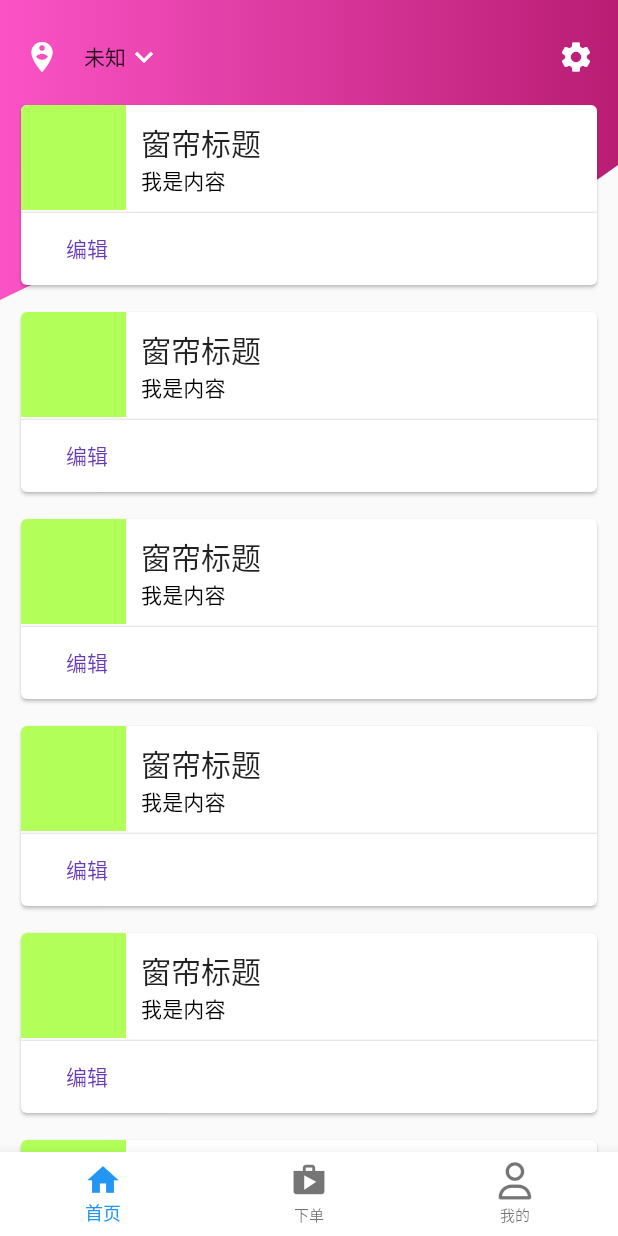
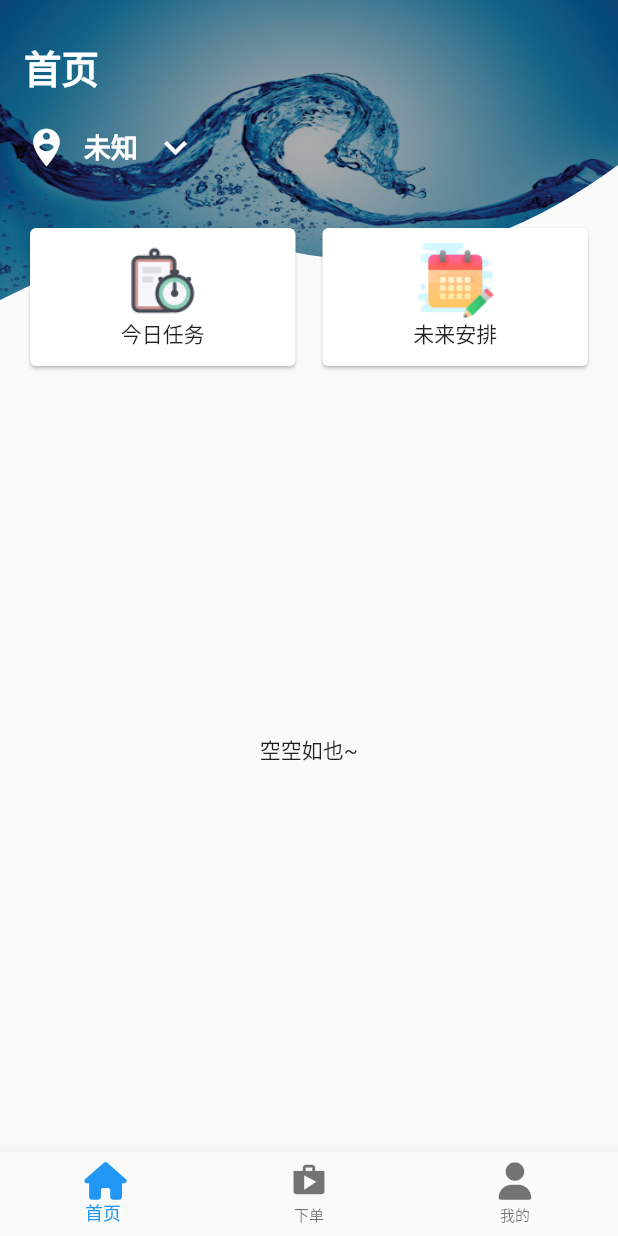
Before and after one commit to ming2d941/clean-chuanglian, a Flutter app: the screen it shows after launch, on a phone screen of 412 x 824 dp. Run offline on Flutter 3.47's test engine with Material 2 defaults, Android fonts, the phone set to English and light mode, and no system bars; drawn by our look-alikes of expandable; our stand-ins replace flutter_icons, flutter_rating_bar, fluttertoast, screenshot, shared_preferences, sqflite; missing offline and left inert: appspector, esys_flutter_share, flutter_signature_view; accounts and stored records are empty; statements that could not run were skipped.

Commit message:
[Feature]完善首页细节；

```diff
--- a/lib/config/ui_style.dart
+++ b/lib/config/ui_style.dart
@@ -2,6 +2,33 @@
 import 'package:flutter/material.dart';
 
 class AppTextStyle {
+
+  static const main_menu = const TextStyle(
+    fontWeight: FontWeight.bold,
+    fontStyle: FontStyle.normal,
+    fontSize: 25.0,
+    color: Colors.white,
+  );
+
+  static const dropdown_menu = const TextStyle(
+    fontWeight: FontWeight.bold,
+    fontStyle: FontStyle.normal,
+    fontSize: 18.0,
+    color: Colors.white,
+  );
+
+  static const home_product_title = const TextStyle(
+    fontStyle: FontStyle.normal,
+    fontSize: 20.0,
+    color: Colors.black,
+  );
+
+  static const home_product_sub_title = const TextStyle(
+    fontStyle: FontStyle.normal,
+    fontSize: 15.0,
+    color: Colors.grey,
+  );
+
   static const text_common_black= const TextStyle(
     fontStyle: FontStyle.normal,
     fontSize: 13.0,
--- a/lib/main.dart
+++ b/lib/main.dart
@@ -3,6 +3,7 @@ import 'package:clean_service/page/splash_page.dart';
 import 'package:clean_service/viewmodel/main_srceen_model.dart';
 import 'package:flutter/material.dart';
 import 'package:flutter/cupertino.dart';
+import 'package:flutter/services.dart';
 import 'package:flutter_icons/flutter_icons.dart';
 import 'package:provider/provider.dart';
 import 'package:flutter_test/flutter_test.dart';
@@ -43,7 +44,7 @@ class MainScreen extends StatelessWidget {
       return SafeArea(
         child: Scaffold(
           bottomNavigationBar: BottomNavigationBar(
-            backgroundColor: Colors.white,
+            backgroundColor: Colors.grey[90],
             iconSize: 25,
             selectedFontSize: 12,
             unselectedFontSize: 10,
@@ -54,17 +55,15 @@ class MainScreen extends StatelessWidget {
             type: BottomNavigationBarType.fixed,
             items: <BottomNavigationBarItem>[
               BottomNavigationBarItem(
-                icon: Icon(Icons.home),
+                icon: Icon(FontAwesome.home),
                 title: Text('首页'),
               ),
               BottomNavigationBarItem(
                 icon: Icon(Icons.shop),
-//            activeIcon: Icon(Icons.shopp),
                 title: Text('下单'),
               ),
               BottomNavigationBarItem(
-                icon: Icon(FontAwesome.user_o),
-                activeIcon: Icon(FontAwesome.user),
+                icon: Icon(FontAwesome.user),
                 title: Text('我的'),
               ),
             ],
--- a/lib/page/home_page.dart
+++ b/lib/page/home_page.dart
@@ -1,4 +1,6 @@
 import 'package:clean_service/common/database_provider.dart';
+import 'package:clean_service/common/db_to_model.dart';
+import 'package:clean_service/config/ui_style.dart';
 import 'package:clean_service/viewmodel/cart_model.dart';
 import 'package:clean_service/viewmodel/customer_info.dart';
 import 'package:clean_service/viewmodel/main_srceen_model.dart';
@@ -31,26 +33,39 @@ class _HomePageState extends State<HomePage> {
           ClipPath(
             clipper: WaveClipper(),
             child: Container(
+              width: _width,
               height: 200,
-              decoration: BoxDecoration(
-                  gradient: LinearGradient(
-                      colors: [Color(0xfffb53c6), Color(0xffb91d73)])),
+              child: Stack(
+                children: <Widget>[
+                  Image.asset('assets/images/clean_water.png',
+                      fit: BoxFit.fill, width: _width),
+                  Container(
+                    color: Color(0x55000000),
+                  ),
+                ],
+              ),
             ),
           ),
-          Column(children: <Widget>[
-            SizedBox(
-              height: 10,
-            ),
-            Padding(
-              padding: const EdgeInsets.all(16.0),
-              child: Row(
+          Container(
+            padding: const EdgeInsets.all(16.0),
+            child: Column(children: <Widget>[
+              SizedBox(
+                height: 10,
+              ),
+              Container(
+                alignment: Alignment.centerLeft,
+                margin: EdgeInsets.only(bottom: 20),
+                child: Text('首页', style: AppTextStyle.main_menu),
+              ),
+              Row(
                 children: <Widget>[
                   Icon(
                     Icons.person_pin_circle,
                     color: Colors.white,
+                    size: 30,
                   ),
                   SizedBox(
-                    width: 16,
+                    width: 10,
                   ),
                   PopupMenuButton(
                     onSelected: (index) {
@@ -58,24 +73,26 @@ class _HomePageState extends State<HomePage> {
                     },
                     child: Row(
                       children: <Widget>[
-                        Text(mainScreenModel.customerController.current?.name ??
-                                '未知'
-//                                locations[selectedLocationIndex],
-//                                style: dropdownMenuLabel,
-                            ),
+                        Text(
+                          mainScreenModel.customerController.current?.name ??
+                              '未知',
+                          style: AppTextStyle.dropdown_menu,
+                          textAlign: TextAlign.start,
+                        ),
+                        SizedBox(
+                          width: 10,
+                        ),
                         Icon(
                           Icons.keyboard_arrow_down,
                           color: Colors.white,
+                          size: 30,
                         )
                       ],
                     ),
                     itemBuilder: (BuildContext context) => <PopupMenuItem<int>>[
                       PopupMenuItem(
                         child: Text(mainScreenModel
-                                .customerController.allCustomer[0].name
-//                                locations[0],
-//                                style: dropdownMenuItem,
-                            ),
+                            .customerController.allCustomer[0].name),
                         value: 0,
                       ),
                       PopupMenuItem(
@@ -88,56 +105,180 @@ class _HomePageState extends State<HomePage> {
                       ),
                     ],
                   ),
-                  Spacer(),
-                  Icon(
-                    Icons.settings,
-                    color: Colors.white,
-                  )
                 ],
               ),
-            ),
-            _expandListView(context,
-                mainScreenModel), //, mainScreenModel.customerController
-          ])
+              _buildTaskRow(context),
+              _buildProductList(context,
+                  mainScreenModel), //, mainScreenModel.customerController
+//              _expandListView(context, mainScreenModel),
+            ]),
+          ),
         ]),
       );
     });
   }
 
-  _expandListView(BuildContext context, MainScreenModel model) {
-//    MainScreenModel model = Provider.of<MainScreenModel>(context);
+  _buildTaskRow(BuildContext context) {
+    return Container(
+      width: _width,
+      height: 100,
+      margin: EdgeInsets.fromLTRB(0, 35, 0, 0),
+      child: Row(
+        children: <Widget>[
+          Flexible(
+            fit: FlexFit.tight,
+            child: GestureDetector(
+              onTap: () {},
+              child: Card(
+                color: Colors.grey[90],
+                child: Container(
+                    padding: EdgeInsets.all(10),
+                    child: Column(
+                      children: <Widget>[
+                        Image.asset(
+                          'assets/images/task_planning.png',
+                          width: 50,
+                        ),
+                        Text('今日任务'),
+                      ],
+                    )),
+              ),
+            ),
+            flex: 1,
+          ),
+          Container(
+            width: 10,
+          ),
+          Flexible(
+            fit: FlexFit.tight,
+            child: GestureDetector(
+              onTap: () {
+                toast("建设中，敬请期待...");
+              },
+              child: Card(
+                color: Colors.grey[90],
+                child: Container(
+                  padding: EdgeInsets.all(10),
+                  child: Column(
+                    crossAxisAlignment: CrossAxisAlignment.center,
+                    children: <Widget>[
+                      Image.asset(
+                        'assets/images/calendar.png',
+                        width: 50,
+                      ),
+                      Text('未来安排'),
+                    ],
+                  ),
+                ),
+              ),
+            ),
+            flex: 1,
+          ),
+        ],
+      ),
+    );
+  }
+
+  _buildProductList(BuildContext context, MainScreenModel model) {
+    var empty = Expanded(child: Container(
+        alignment: Alignment.center, child: Text('空空如也~')),);
+    Customer customer = model.customerController.current;
+    if (customer == null) {
+      return empty;
+    }
+    var productList = model.productController.allProduct[customer];
+    if (productList == null || productList.isEmpty) {
+      return empty;
+    }
+    var list = productList.map((product) => _buildProductItem(model, product))
+        .toList();
     return Expanded(
-      child: ExpandableTheme(
-        data: ExpandableThemeData(iconColor: Colors.blue, useInkWell: false),
-        child: ListView(
+      child: Container(
+        margin: EdgeInsets.only(top: 20),
+        width: _width,
+        child: Column(
           children: <Widget>[
-            GestureDetector(
-                child: CustomProductItem(),
-                onTap: () {
-                  _cartPressed(context, model, model.productController.allProduct[0]);
-                }),
-            GestureDetector(
-                child: CustomProductItem(),
-                onTap: () {
-                  _cartPressed(context, model, model.productController.allProduct[1]);
-                }),
-            GestureDetector(
-                child: CustomProductItem(),
-                onTap: () {
-                  DBProvider.db.getAllCustomers(parent: null);
-                }),
-            CustomProductItem(),
-            CustomProductItem(),
-            CustomProductItem(),
-            CustomProductItem(),
+            list[0],
+            Container(
+              height: 20,
+            ),
+            list[1],
           ],
         ),
       ),
     );
   }
 
-  _cartPressed (
-      BuildContext context, MainScreenModel model, Product curProduct){
+  _buildProductItem(MainScreenModel model, Product product) {
+    return Flexible(
+      flex: 1,
+      fit: FlexFit.tight,
+      child: GestureDetector(
+        onTap: () {
+          _cartPressed(context, model, product);
+        },
+        child: Container(
+        width: _width,
+        child: LayoutBuilder(
+          builder: (context, constraints) {
+            double height = constraints.constrainHeight();
+            double width = constraints.constrainWidth();
+            double size = height - 40;
+            return Stack(
+              children: <Widget>[
+                Positioned(
+                  left: size / 2,
+                  width: width - size / 2,
+                  height: height,
+                  child: Card(
+                    elevation: 1,
+                    color: Colors.grey[90],
+                    child: Stack(children: <Widget>[
+                      Column(
+                        children: <Widget>[
+                          Container(
+                            padding:
+                            EdgeInsets.only(left: size / 2 + 10, top: 30),
+                            alignment: Alignment.topLeft,
+                            child: Text(product.name,
+                                style: AppTextStyle.home_product_title),
+                          ),
+                          Container(
+                            padding:
+                            EdgeInsets.only(left: size / 2 + 10, top: 5),
+                            alignment: Alignment.topLeft,
+                            child: Text('脑科医院各科室${product.name}',
+                                style: AppTextStyle.home_product_sub_title),
+                          )
+                        ],
+                      ),
+                      Align(alignment: Alignment(0.8, 0.6),
+                        child: Icon(Icons.shopping_cart, color: Colors.blue,),),
+                    ],),
+                  ),
+                ),
+                Padding(
+                  padding: EdgeInsets.only(top: 20),
+                  child: ClipRRect(
+                    borderRadius: BorderRadius.circular(5.0),
+                    child: Image(
+                      image: product.image,
+                      fit: BoxFit.fill,
+                      width: size,
+                      height: size,
+                    ),
+                  ),
+                ),
+              ],
+            );
+          },
+        ),
+      ),),
+    );
+  }
+
+  _cartPressed(
+      BuildContext context, MainScreenModel model, Product curProduct) {
     showModalBottomSheet(
       context: context,
       builder: (sheetContext) => BottomSheet(
--- a/lib/page/mine_page.dart
+++ b/lib/page/mine_page.dart
@@ -70,7 +70,7 @@ class _MinePageState extends State<MinePage> {
     _height = MediaQuery.of(context).size.height;
     _width = MediaQuery.of(context).size.width;
     return Scaffold(
-      backgroundColor: Colors.white,
+      backgroundColor: Colors.grey[90],
       key: scaffoldKey,
       body: userIndexUI(),
     );
@@ -149,7 +149,6 @@ class _MinePageState extends State<MinePage> {
               padding: EdgeInsets.all(10.0),
               margin: EdgeInsets.only(bottom: 8.0),
               decoration: BoxDecoration(
-                  color: Colors.white,
                   border: Border(bottom: BorderSide(color: Colors.grey[300]))),
             ),
           ]))),
--- a/lib/page/order_detail_page.dart
+++ b/lib/page/order_detail_page.dart
@@ -299,8 +299,6 @@ class _OrderDetailPageState extends State<OrderDetailPage> {
                     child: FutureBuilder(
                       future: _getServerSign(),
                       builder: (context, snapshot) {
-                        print(
-                            '@@@@===> ${snapshot.data} == ${snapshot.hasData}');
                         return snapshot.hasData
                             ? Column(
                                 children: <Widget>[
--- a/lib/viewmodel/cart_model.dart
+++ b/lib/viewmodel/cart_model.dart
@@ -63,6 +63,7 @@ class CartModel extends ChangeNotifier {
 
   checkAllSelected() {
     return _isAllSelected = allCartInfoMap != null &&
+        selectedCartInfoMap.isNotEmpty &&
         MapEquality(values: ListEquality())
             .equals(selectedCartInfoMap, allCartInfoMap);
   }
--- a/lib/viewmodel/product_controller.dart
+++ b/lib/viewmodel/product_controller.dart
@@ -1,8 +1,9 @@
 import 'package:clean_service/viewmodel/cart_model.dart';
+import 'package:clean_service/viewmodel/customer_info.dart';
 
 class ProductController {
 
-  List<Product> allProduct;
+  Map<Customer, List<Product>> allProduct = Map<Customer, List<Product>>();
 
   ProductController();
 }
--- a/pubspec.yaml
+++ b/pubspec.yaml
@@ -70,6 +70,11 @@ flutter:
     - assets/images/chuanglian.jpeg
     - assets/images/gelian.jpeg
     - assets/images/login_bg.png
+    - assets/images/clean_water.png
+    - assets/images/calendar.png
+    - assets/images/task_planning.png
+    - assets/images/bubbles_1.jpg
+    - assets/images/bubbles_2.jpg
 
   # An image asset can refer to one or more resolution-specific "variants", see
   # https://flutter.dev/assets-and-images/#resolution-aware.
```
Also changed, not shown: lib/common/db_to_model.dart (+12 -0 lines), lib/page/cart_page.dart (+21 -15 lines), lib/page/order_list_page.dart (+13 -9 lines), lib/viewmodel/preload_all_data.dart (+9 -4 lines), assets/images/bubbles_1.jpg (added), assets/images/bubbles_2.jpg (added), assets/images/calendar.png (added), assets/images/clean_water.png (added), assets/images/task_planning.png (added).
